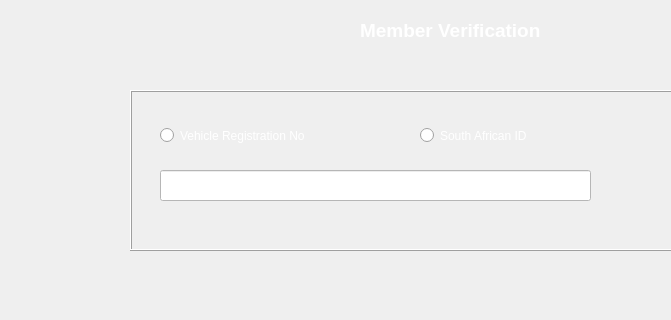
Before: the Qt Designer form minibus-route-native-application/ui/verifymemberform.ui in nkszLedger/minibus-route-native-application, drawn with Qt 5; both pictures show x 0 to 671 and y 200 to 520 of the 993 by 758 pixel window.
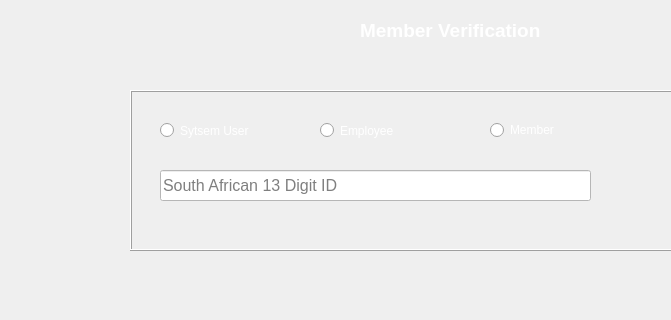
After: the same form once the commit is applied. Icons and pictures are not drawn.

The edit to the form file:
```diff
--- a/minibus-route-native-application/ui/verifymemberform.ui
+++ b/minibus-route-native-application/ui/verifymemberform.ui
@@ -65,8 +65,8 @@
      <rect>
       <x>30</x>
       <y>30</y>
-      <width>201</width>
-      <height>31</height>
+      <width>131</width>
+      <height>21</height>
      </rect>
     </property>
     <property name="styleSheet">
@@ -74,16 +74,16 @@
 color: rgb(255, 255, 255);</string>
     </property>
     <property name="text">
-     <string>Vehicle Registration No</string>
+     <string>Sytsem User</string>
     </property>
    </widget>
    <widget class="QRadioButton" name="SAIDRadioButton">
     <property name="geometry">
      <rect>
-      <x>290</x>
+      <x>190</x>
       <y>30</y>
-      <width>171</width>
-      <height>31</height>
+      <width>131</width>
+      <height>21</height>
      </rect>
     </property>
     <property name="styleSheet">
@@ -91,7 +91,7 @@
 color: rgb(255, 255, 255);</string>
     </property>
     <property name="text">
-     <string>South African ID</string>
+     <string>Employee</string>
     </property>
    </widget>
    <widget class="QLineEdit" name="MemberIDLineEdit">
@@ -112,7 +112,7 @@
      <string notr="true">background-color: rgb(255, 255, 255);</string>
     </property>
     <property name="placeholderText">
-     <string/>
+     <string>South African 13 Digit ID</string>
     </property>
    </widget>
    <widget class="QPushButton" name="SearchPushButton">
@@ -147,6 +147,23 @@
      <bool>true</bool>
     </property>
    </widget>
+   <widget class="QRadioButton" name="MemberRadioButton">
+    <property name="geometry">
+     <rect>
+      <x>360</x>
+      <y>30</y>
+      <width>97</width>
+      <height>20</height>
+     </rect>
+    </property>
+    <property name="styleSheet">
+     <string notr="true">font: 75 10pt &quot;MS Shell Dlg 2&quot;;
+color: rgb(255, 255, 255);</string>
+    </property>
+    <property name="text">
+     <string>Member</string>
+    </property>
+   </widget>
   </widget>
   <widget class="QLabel" name="LogoAppLabel">
    <property name="geometry">
```
Left out of the diff: 6 changed lines with no effect on the pictures.
